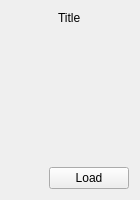
Before: the Qt Designer form ui/novel_card.ui in zkovari/plotlyst, drawn with Qt 5.
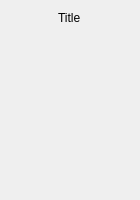
After: the same form once the commit is applied.

Commit message: Add activate button to home view

```diff
--- a/ui/novel_card.ui
+++ b/ui/novel_card.ui
@@ -52,33 +52,6 @@
      </property>
     </spacer>
    </item>
-   <item>
-    <layout class="QHBoxLayout" name="horizontalLayout">
-     <item>
-      <spacer name="horizontalSpacer">
-       <property name="orientation">
-        <enum>Qt::Horizontal</enum>
-       </property>
-       <property name="sizeHint" stdset="0">
-        <size>
-         <width>40</width>
-         <height>20</height>
-        </size>
-       </property>
-      </spacer>
-     </item>
-     <item>
-      <widget class="QPushButton" name="btnLoad">
-       <property name="cursor">
-        <cursorShape>PointingHandCursor</cursorShape>
-       </property>
-       <property name="text">
-        <string>Load</string>
-       </property>
-      </widget>
-     </item>
-    </layout>
-   </item>
   </layout>
  </widget>
  <resources/>
```
Left out of the diff: 3 changed lines with no effect on the pictures. The commit also changes 5 other files.
